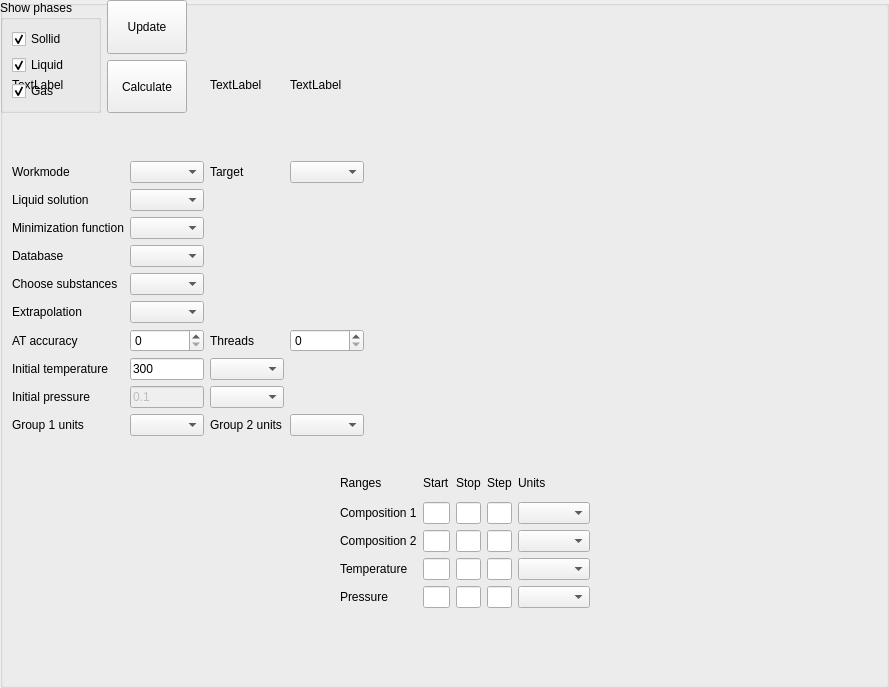
This is src/calculationparameters.ui in alexonemore/atc as Qt 5 draws it before an edit. The edited form follows.
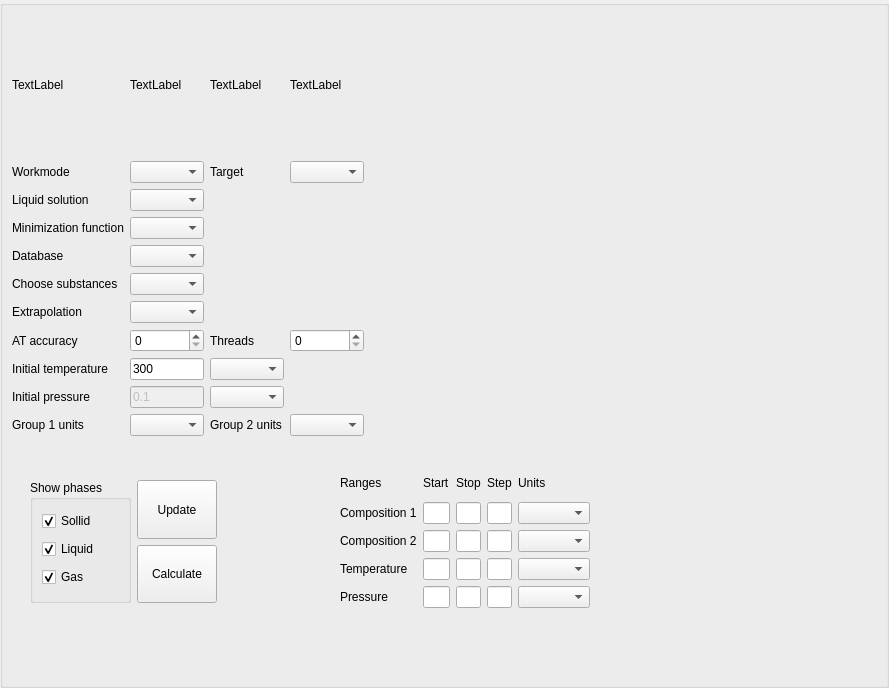
This is the edited form.

```diff
--- a/src/calculationparameters.ui
+++ b/src/calculationparameters.ui
@@ -30,7 +30,7 @@
    </property>
    <layout class="QGridLayout" name="gridLayout_3"/>
   </widget>
-  <widget class="QWidget" name="">
+  <widget class="QWidget" name="layoutWidget">
    <property name="geometry">
     <rect>
      <x>12</x>
@@ -229,7 +229,7 @@
     </item>
    </layout>
   </widget>
-  <widget class="QWidget" name="">
+  <widget class="QWidget" name="layoutWidget">
    <property name="geometry">
     <rect>
      <x>340</x>
@@ -442,7 +442,15 @@
     </item>
    </layout>
   </widget>
-  <widget class="QWidget" name="">
+  <widget class="QWidget" name="layoutWidget">
+   <property name="geometry">
+    <rect>
+     <x>30</x>
+     <y>480</y>
+     <width>187</width>
+     <height>123</height>
+    </rect>
+   </property>
    <layout class="QHBoxLayout" name="horizontalLayout_2">
     <item>
      <widget class="QGroupBox" name="groupBox_10">
```
